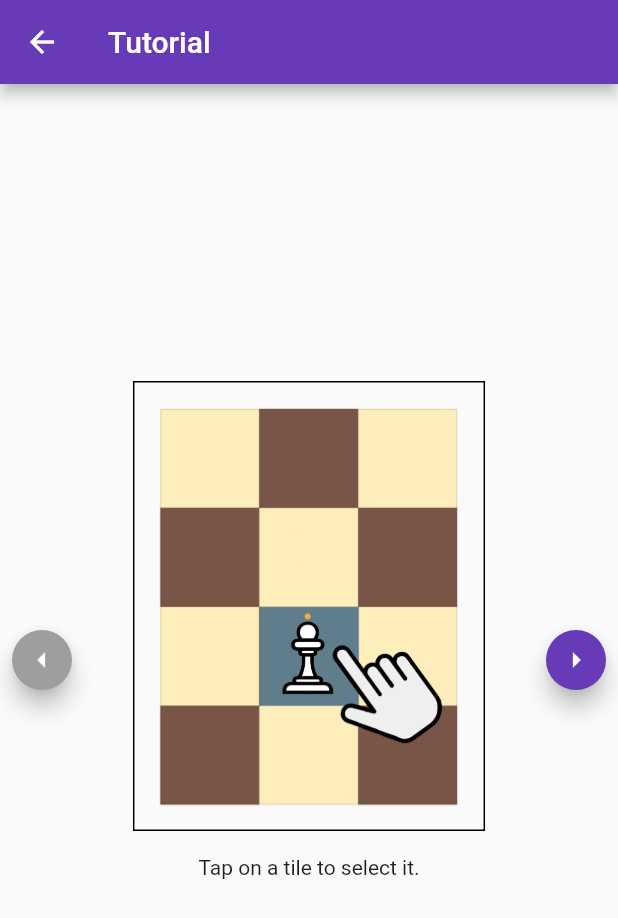
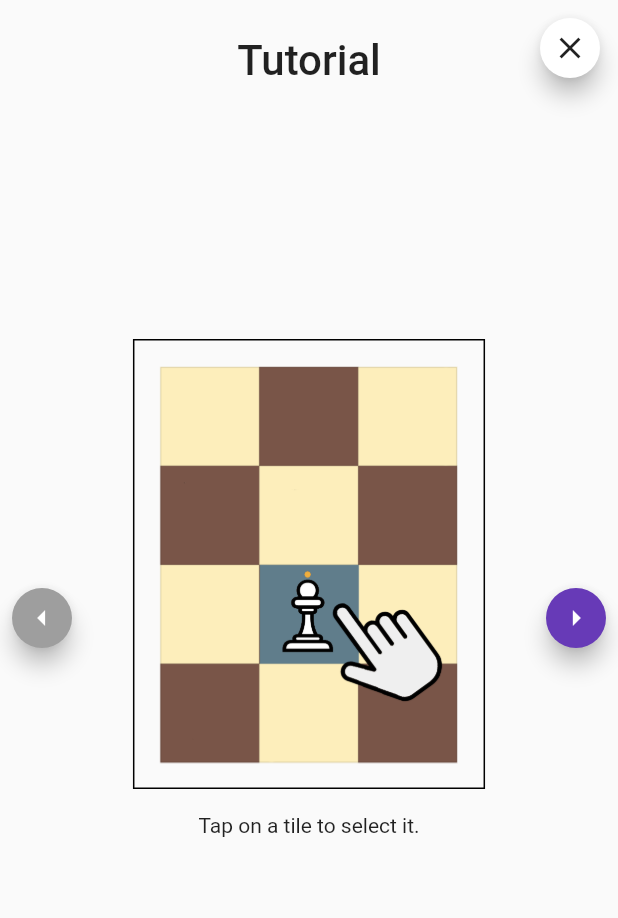
Before and after one commit to hotakutsuki/minichess, a Flutter app: the Tutorial screen opened directly, on a phone screen of 412 x 824 dp. Shown: the top 918 px of the screen. Run offline on Flutter 3.47's test engine with Material 2 defaults, Android fonts, the light colour scheme and no system bars; our stand-ins replace connectivity_plus.

Commit message:
smaller fixes

```diff
--- a/lib/screens/Tutorial.dart
+++ b/lib/screens/Tutorial.dart
@@ -21,7 +21,6 @@ class _TutorialState extends State<Tutorial> {
         diablePrev = controller.page == 0;
         disableNext = controller.page == 8;
       });
-
     });
     super.initState();
   }
@@ -55,9 +54,9 @@ class _TutorialState extends State<Tutorial> {
   @override
   Widget build(BuildContext context) {
     return Scaffold(
-      appBar: AppBar(
-        title: const Text('Tutorial'),
-      ),
+      // appBar: AppBar(
+      //   title: const Text('Tutorial'),
+      // ),
       body: Stack(
         alignment: Alignment.center,
         children: [
@@ -65,13 +64,11 @@ class _TutorialState extends State<Tutorial> {
             controller: controller,
             children: [
               getPage('1select', 'Tap on a tile to select it.'),
+              getPage('2move', 'Tap on any of the highlighted tiles to move.'),
+              getPage('3takepng', 'Tap on an enemy tile to take it.'),
               getPage(
-                  '2move', 'Tap on any of the highlighted tiles to move.'),
-              getPage('3takepng', 'Tap on an enemy tile to take it.'),
-              getPage('4grave',
-                  'When a piece is taken, it goes to you graveyard.'),
-              getPage(
-                  '5revive', 'You can invoke pieces from your graveyard.'),
+                  '4grave', 'When a piece is taken, it goes to you graveyard.'),
+              getPage('5revive', 'You can invoke pieces from your graveyard.'),
               getPage('6knigthpng',
                   'Reach to the top to transform a Pawn into a Knight.'),
               getPage('7win', 'Take the king to win.'),
@@ -80,6 +77,10 @@ class _TutorialState extends State<Tutorial> {
               getPage('9moves', 'These are the valid moves.'),
             ],
           ),
+          const Positioned(
+              top: 24,
+              child: Text('Tutorial',
+                  style: TextStyle(fontSize: 28, fontWeight: FontWeight.w500))),
           Positioned(
             left: 4,
             child: FloatingActionButton(
@@ -106,6 +107,17 @@ class _TutorialState extends State<Tutorial> {
                       curve: Curves.bounceIn);
                 }),
           ),
+          Positioned(
+            top: 8,
+            right: 8,
+            child: FloatingActionButton(
+              heroTag: 'close',
+              backgroundColor: Colors.white,
+              mini: true,
+              onPressed: () => Navigator.of(context).pop(),
+              child: const Icon(Icons.close, color: Colors.black87),
+            ),
+          ),
         ],
       ),
     );
```
Also changed, not shown: 2 other files.
